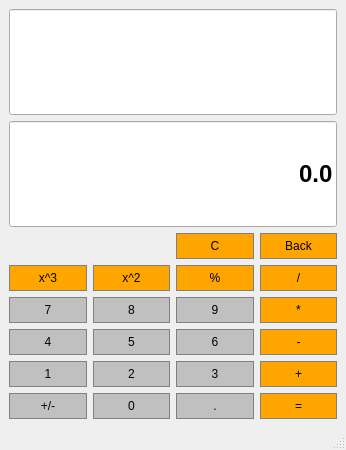
Above: calculator.ui from agrimgupta371/Calculator_using_Qt before the change. Below: the same form after it.
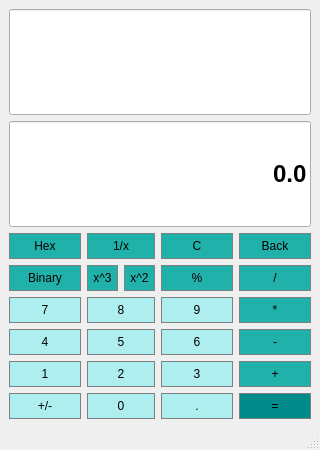
That is the form after the change.

Patch:
```diff
--- a/calculator.ui
+++ b/calculator.ui
@@ -6,7 +6,7 @@
    <rect>
     <x>0</x>
     <y>0</y>
-    <width>346</width>
+    <width>320</width>
     <height>450</height>
    </rect>
   </property>
@@ -21,79 +21,7 @@
   </property>
   <widget class="QWidget" name="centralwidget">
    <layout class="QGridLayout" name="gridLayout">
-    <item row="2" column="3">
-     <widget class="QPushButton" name="Back">
-      <property name="styleSheet">
-       <string notr="true">QPushButton{
-	background-color: #FFA500;
-	border: 1px solid gray;
-	padding: 5px;
-}
-
-QPushButton:pressed{
-	background-color: #A9A9A9;
-	border: 1px solid gray;
-	padding: 5px;
-}</string>
-      </property>
-      <property name="text">
-       <string>Back</string>
-      </property>
-     </widget>
-    </item>
-    <item row="6" column="1">
-     <widget class="QPushButton" name="Button8">
-      <property name="sizePolicy">
-       <sizepolicy hsizetype="Preferred" vsizetype="Preferred">
-        <horstretch>0</horstretch>
-        <verstretch>0</verstretch>
-       </sizepolicy>
-      </property>
-      <property name="styleSheet">
-       <string notr="true">QPushButton{
-	background-color: #C0C0C0;
-	border: 1px solid gray;
-	padding: 5px;
-}
-
-QPushButton:pressed{
-	background-color: #A9A9A9;
-	border: 1px solid gray;
-	padding: 5px;
-}</string>
-      </property>
-      <property name="text">
-       <string>8</string>
-      </property>
-     </widget>
-    </item>
-    <item row="8" column="1">
-     <widget class="QPushButton" name="Button2">
-      <property name="sizePolicy">
-       <sizepolicy hsizetype="Preferred" vsizetype="Preferred">
-        <horstretch>0</horstretch>
-        <verstretch>0</verstretch>
-       </sizepolicy>
-      </property>
-      <property name="styleSheet">
-       <string notr="true">QPushButton{
-	background-color: #C0C0C0;
-	border: 1px solid gray;
-	padding: 5px;
-}
-
-QPushButton:pressed{
-	background-color: #A9A9A9;
-	border: 1px solid gray;
-	padding: 5px;
-}</string>
-      </property>
-      <property name="text">
-       <string>2</string>
-      </property>
-     </widget>
-    </item>
-    <item row="8" column="3">
+    <item row="8" column="4">
      <widget class="QPushButton" name="Add">
       <property name="sizePolicy">
        <sizepolicy hsizetype="Preferred" vsizetype="Preferred">
@@ -103,7 +31,7 @@
       </property>
       <property name="styleSheet">
        <string notr="true">QPushButton{
-	background-color: #FFA500;
+	background-color: #20B2AA;
 	border: 1px solid gray;
 	padding: 5px;
 }
@@ -120,6 +48,84 @@
      </widget>
     </item>
     <item row="7" column="3">
+     <widget class="QPushButton" name="Button6">
+      <property name="sizePolicy">
+       <sizepolicy hsizetype="Preferred" vsizetype="Preferred">
+        <horstretch>0</horstretch>
+        <verstretch>0</verstretch>
+       </sizepolicy>
+      </property>
+      <property name="styleSheet">
+       <string notr="true">QPushButton{
+	background-color: #AFEEEE;
+	border: 1px solid gray;
+	padding: 5px;
+}
+
+QPushButton:pressed{
+	background-color: #A9A9A9;
+	border: 1px solid gray;
+	padding: 5px;
+}</string>
+      </property>
+      <property name="text">
+       <string>6</string>
+      </property>
+     </widget>
+    </item>
+    <item row="6" column="4">
+     <widget class="QPushButton" name="Multiply">
+      <property name="sizePolicy">
+       <sizepolicy hsizetype="Preferred" vsizetype="Preferred">
+        <horstretch>0</horstretch>
+        <verstretch>0</verstretch>
+       </sizepolicy>
+      </property>
+      <property name="styleSheet">
+       <string notr="true">QPushButton{
+	background-color: #20B2AA;
+	border: 1px solid gray;
+	padding: 5px;
+}
+
+QPushButton:pressed{
+	background-color: #A9A9A9;
+	border: 1px solid gray;
+	padding: 5px;
+}</string>
+      </property>
+      <property name="text">
+       <string>*</string>
+      </property>
+     </widget>
+    </item>
+    <item row="6" column="0">
+     <widget class="QPushButton" name="Button7">
+      <property name="sizePolicy">
+       <sizepolicy hsizetype="Preferred" vsizetype="Preferred">
+        <horstretch>0</horstretch>
+        <verstretch>0</verstretch>
+       </sizepolicy>
+      </property>
+      <property name="styleSheet">
+       <string notr="true">QPushButton{
+	background-color: #AFEEEE;
+	border: 1px solid gray;
+	padding: 5px;
+}
+
+QPushButton:pressed{
+	background-color: #A9A9A9;
+	border: 1px solid gray;
+	padding: 5px;
+}</string>
+      </property>
+      <property name="text">
+       <string>7</string>
+      </property>
+     </widget>
+    </item>
+    <item row="7" column="4">
      <widget class="QPushButton" name="Subtract">
       <property name="sizePolicy">
        <sizepolicy hsizetype="Preferred" vsizetype="Preferred">
@@ -129,7 +135,7 @@
       </property>
       <property name="styleSheet">
        <string notr="true">QPushButton{
-	background-color: #FFA500;
+	background-color: #20B2AA;
 	border: 1px solid gray;
 	padding: 5px;
 }
@@ -145,7 +151,131 @@
       </property>
      </widget>
     </item>
+    <item row="2" column="3">
+     <widget class="QPushButton" name="Clear">
+      <property name="sizePolicy">
+       <sizepolicy hsizetype="Preferred" vsizetype="Preferred">
+        <horstretch>0</horstretch>
+        <verstretch>0</verstretch>
+       </sizepolicy>
+      </property>
+      <property name="styleSheet">
+       <string notr="true">QPushButton{
+	background-color: #20B2AA;
+	border: 1px solid gray;
+	padding: 5px;
+}
+
+QPushButton:pressed{
+	background-color: #A9A9A9;
+	border: 1px solid gray;
+	padding: 5px;
+}</string>
+      </property>
+      <property name="text">
+       <string>C</string>
+      </property>
+     </widget>
+    </item>
+    <item row="4" column="0">
+     <widget class="QPushButton" name="Binary">
+      <property name="sizePolicy">
+       <sizepolicy hsizetype="Preferred" vsizetype="Preferred">
+        <horstretch>0</horstretch>
+        <verstretch>0</verstretch>
+       </sizepolicy>
+      </property>
+      <property name="styleSheet">
+       <string notr="true">QPushButton{
+	background-color: #20B2AA;
+	border: 1px solid gray;
+	padding: 5px;
+}
+
+QPushButton:pressed{
+	background-color: #A9A9A9;
+	border: 1px solid gray;
+	padding: 5px;
+}</string>
+      </property>
+      <property name="text">
+       <string>Binary</string>
+      </property>
+     </widget>
+    </item>
+    <item row="2" column="4">
+     <widget class="QPushButton" name="Back">
+      <property name="styleSheet">
+       <string notr="true">QPushButton{
+	background-color: #20B2AA;
+	border: 1px solid gray;
+	padding: 5px;
+}
+
+QPushButton:pressed{
+	background-color: #A9A9A9;
+	border: 1px solid gray;
+	padding: 5px;
+}</string>
+      </property>
+      <property name="text">
+       <string>Back</string>
+      </property>
+     </widget>
+    </item>
+    <item row="8" column="3">
+     <widget class="QPushButton" name="Button3">
+      <property name="sizePolicy">
+       <sizepolicy hsizetype="Preferred" vsizetype="Preferred">
+        <horstretch>0</horstretch>
+        <verstretch>0</verstretch>
+       </sizepolicy>
+      </property>
+      <property name="styleSheet">
+       <string notr="true">QPushButton{
+	background-color: #AFEEEE;
+	border: 1px solid gray;
+	padding: 5px;
+}
+
+QPushButton:pressed{
+	background-color: #A9A9A9;
+	border: 1px solid gray;
+	padding: 5px;
+}</string>
+      </property>
+      <property name="text">
+       <string>3</string>
+      </property>
+     </widget>
+    </item>
     <item row="9" column="3">
+     <widget class="QPushButton" name="Dot">
+      <property name="sizePolicy">
+       <sizepolicy hsizetype="Preferred" vsizetype="Preferred">
+        <horstretch>0</horstretch>
+        <verstretch>0</verstretch>
+       </sizepolicy>
+      </property>
+      <property name="styleSheet">
+       <string notr="true">QPushButton{
+	background-color: #AFEEEE;
+	border: 1px solid gray;
+	padding: 5px;
+}
+
+QPushButton:pressed{
+	background-color: #A9A9A9;
+	border: 1px solid gray;
+	padding: 5px;
+}</string>
+      </property>
+      <property name="text">
+       <string>.</string>
+      </property>
+     </widget>
+    </item>
+    <item row="9" column="4">
      <widget class="QPushButton" name="Equals">
       <property name="sizePolicy">
        <sizepolicy hsizetype="Preferred" vsizetype="Preferred">
@@ -155,7 +285,7 @@
       </property>
       <property name="styleSheet">
        <string notr="true">QPushButton{
-	background-color: #FFA500;
+	background-color: #008B8B;
 	border: 1px solid gray;
 	padding: 5px;
 }
@@ -171,34 +301,8 @@
       </property>
      </widget>
     </item>
-    <item row="9" column="0">
-     <widget class="QPushButton" name="ChangeSign">
-      <property name="sizePolicy">
-       <sizepolicy hsizetype="Preferred" vsizetype="Preferred">
-        <horstretch>0</horstretch>
-        <verstretch>0</verstretch>
-       </sizepolicy>
-      </property>
-      <property name="styleSheet">
-       <string notr="true">QPushButton{
-	background-color: #C0C0C0;
-	border: 1px solid gray;
-	padding: 5px;
-}
-
-QPushButton:pressed{
-	background-color: #A9A9A9;
-	border: 1px solid gray;
-	padding: 5px;
-}</string>
-      </property>
-      <property name="text">
-       <string>+/-</string>
-      </property>
-     </widget>
-    </item>
-    <item row="1" column="0" colspan="4">
-     <widget class="QLineEdit" name="Display">
+    <item row="0" column="0" colspan="5">
+     <widget class="QLineEdit" name="Display2">
       <property name="sizePolicy">
        <sizepolicy hsizetype="Preferred" vsizetype="Expanding">
         <horstretch>0</horstretch>
@@ -209,12 +313,9 @@
        <font>
         <family>Arial</family>
         <pointsize>18</pointsize>
-        <bold>true</bold>
+        <bold>false</bold>
        </font>
       </property>
-      <property name="text">
-       <string>0.0</string>
-      </property>
       <property name="alignment">
        <set>Qt::AlignRight|Qt::AlignTrailing|Qt::AlignVCenter</set>
       </property>
@@ -230,7 +331,7 @@
       </property>
       <property name="styleSheet">
        <string notr="true">QPushButton{
-	background-color: #C0C0C0;
+	background-color: #AFEEEE;
 	border: 1px solid gray;
 	padding: 5px;
 }
@@ -246,8 +347,8 @@
       </property>
      </widget>
     </item>
-    <item row="8" column="2">
-     <widget class="QPushButton" name="Button3">
+    <item row="6" column="3">
+     <widget class="QPushButton" name="Button9">
       <property name="sizePolicy">
        <sizepolicy hsizetype="Preferred" vsizetype="Preferred">
         <horstretch>0</horstretch>
@@ -256,7 +357,7 @@
       </property>
       <property name="styleSheet">
        <string notr="true">QPushButton{
-	background-color: #C0C0C0;
+	background-color: #AFEEEE;
 	border: 1px solid gray;
 	padding: 5px;
 }
@@ -268,7 +369,33 @@
 }</string>
       </property>
       <property name="text">
-       <string>3</string>
+       <string>9</string>
+      </property>
+     </widget>
+    </item>
+    <item row="9" column="0">
+     <widget class="QPushButton" name="ChangeSign">
+      <property name="sizePolicy">
+       <sizepolicy hsizetype="Preferred" vsizetype="Preferred">
+        <horstretch>0</horstretch>
+        <verstretch>0</verstretch>
+       </sizepolicy>
+      </property>
+      <property name="styleSheet">
+       <string notr="true">QPushButton{
+	background-color: #AFEEEE;
+	border: 1px solid gray;
+	padding: 5px;
+}
+
+QPushButton:pressed{
+	background-color: #A9A9A9;
+	border: 1px solid gray;
+	padding: 5px;
+}</string>
+      </property>
+      <property name="text">
+       <string>+/-</string>
       </property>
      </widget>
     </item>
@@ -282,7 +409,7 @@
       </property>
       <property name="styleSheet">
        <string notr="true">QPushButton{
-	background-color: #C0C0C0;
+	background-color: #AFEEEE;
 	border: 1px solid gray;
 	padding: 5px;
 }
@@ -298,131 +425,56 @@
       </property>
      </widget>
     </item>
-    <item row="6" column="2">
-     <widget class="QPushButton" name="Button9">
-      <property name="sizePolicy">
-       <sizepolicy hsizetype="Preferred" vsizetype="Preferred">
-        <horstretch>0</horstretch>
-        <verstretch>0</verstretch>
-       </sizepolicy>
-      </property>
-      <property name="styleSheet">
-       <string notr="true">QPushButton{
-	background-color: #C0C0C0;
-	border: 1px solid gray;
-	padding: 5px;
-}
-
-QPushButton:pressed{
-	background-color: #A9A9A9;
-	border: 1px solid gray;
-	padding: 5px;
-}</string>
-      </property>
-      <property name="text">
-       <string>9</string>
-      </property>
-     </widget>
-    </item>
-    <item row="6" column="3">
-     <widget class="QPushButton" name="Multiply">
-      <property name="sizePolicy">
-       <sizepolicy hsizetype="Preferred" vsizetype="Preferred">
-        <horstretch>0</horstretch>
-        <verstretch>0</verstretch>
-       </sizepolicy>
-      </property>
-      <property name="styleSheet">
-       <string notr="true">QPushButton{
-	background-color: #FFA500;
-	border: 1px solid gray;
-	padding: 5px;
-}
-
-QPushButton:pressed{
-	background-color: #A9A9A9;
-	border: 1px solid gray;
-	padding: 5px;
-}</string>
-      </property>
-      <property name="text">
-       <string>*</string>
-      </property>
-     </widget>
-    </item>
-    <item row="6" column="0">
-     <widget class="QPushButton" name="Button7">
-      <property name="sizePolicy">
-       <sizepolicy hsizetype="Preferred" vsizetype="Preferred">
-        <horstretch>0</horstretch>
-        <verstretch>0</verstretch>
-       </sizepolicy>
-      </property>
-      <property name="styleSheet">
-       <string notr="true">QPushButton{
-	background-color: #C0C0C0;
-	border: 1px solid gray;
-	padding: 5px;
-}
-
-QPushButton:pressed{
-	background-color: #A9A9A9;
-	border: 1px solid gray;
-	padding: 5px;
-}</string>
-      </property>
-      <property name="text">
-       <string>7</string>
-      </property>
-     </widget>
-    </item>
-    <item row="0" column="0" colspan="4">
-     <widget class="QLineEdit" name="Display2">
-      <property name="sizePolicy">
-       <sizepolicy hsizetype="Preferred" vsizetype="Expanding">
-        <horstretch>0</horstretch>
-        <verstretch>0</verstretch>
-       </sizepolicy>
-      </property>
-      <property name="font">
-       <font>
-        <family>Arial</family>
-        <pointsize>18</pointsize>
-        <bold>false</bold>
-       </font>
-      </property>
-      <property name="alignment">
-       <set>Qt::AlignRight|Qt::AlignTrailing|Qt::AlignVCenter</set>
-      </property>
-     </widget>
-    </item>
-    <item row="7" column="2">
-     <widget class="QPushButton" name="Button6">
-      <property name="sizePolicy">
-       <sizepolicy hsizetype="Preferred" vsizetype="Preferred">
-        <horstretch>0</horstretch>
-        <verstretch>0</verstretch>
-       </sizepolicy>
-      </property>
-      <property name="styleSheet">
-       <string notr="true">QPushButton{
-	background-color: #C0C0C0;
-	border: 1px solid gray;
-	padding: 5px;
-}
-
-QPushButton:pressed{
-	background-color: #A9A9A9;
-	border: 1px solid gray;
-	padding: 5px;
-}</string>
-      </property>
-      <property name="text">
-       <string>6</string>
-      </property>
-     </widget>
-    </item>
     <item row="4" column="3">
+     <widget class="QPushButton" name="Percent">
+      <property name="sizePolicy">
+       <sizepolicy hsizetype="Preferred" vsizetype="Preferred">
+        <horstretch>0</horstretch>
+        <verstretch>0</verstretch>
+       </sizepolicy>
+      </property>
+      <property name="styleSheet">
+       <string notr="true">QPushButton{
+	background-color: #20B2AA;
+	border: 1px solid gray;
+	padding: 5px;
+}
+
+QPushButton:pressed{
+	background-color: #A9A9A9;
+	border: 1px solid gray;
+	padding: 5px;
+}</string>
+      </property>
+      <property name="text">
+       <string>%</string>
+      </property>
+     </widget>
+    </item>
+    <item row="1" column="0" colspan="5">
+     <widget class="QLineEdit" name="Display">
+      <property name="sizePolicy">
+       <sizepolicy hsizetype="Preferred" vsizetype="Expanding">
+        <horstretch>0</horstretch>
+        <verstretch>0</verstretch>
+       </sizepolicy>
+      </property>
+      <property name="font">
+       <font>
+        <family>Arial</family>
+        <pointsize>18</pointsize>
+        <bold>true</bold>
+       </font>
+      </property>
+      <property name="text">
+       <string>0.0</string>
+      </property>
+      <property name="alignment">
+       <set>Qt::AlignRight|Qt::AlignTrailing|Qt::AlignVCenter</set>
+      </property>
+     </widget>
+    </item>
+    <item row="4" column="4">
      <widget class="QPushButton" name="Divide">
       <property name="sizePolicy">
        <sizepolicy hsizetype="Preferred" vsizetype="Preferred">
@@ -432,7 +484,7 @@
       </property>
       <property name="styleSheet">
        <string notr="true">QPushButton{
-	background-color: #FFA500;
+	background-color: #20B2AA;
 	border: 1px solid gray;
 	padding: 5px;
 }
@@ -448,147 +500,17 @@
       </property>
      </widget>
     </item>
-    <item row="9" column="2">
-     <widget class="QPushButton" name="Dot">
-      <property name="sizePolicy">
-       <sizepolicy hsizetype="Preferred" vsizetype="Preferred">
-        <horstretch>0</horstretch>
-        <verstretch>0</verstretch>
-       </sizepolicy>
-      </property>
-      <property name="styleSheet">
-       <string notr="true">QPushButton{
-	background-color: #C0C0C0;
-	border: 1px solid gray;
-	padding: 5px;
-}
-
-QPushButton:pressed{
-	background-color: #A9A9A9;
-	border: 1px solid gray;
-	padding: 5px;
-}</string>
-      </property>
-      <property name="text">
-       <string>.</string>
-      </property>
-     </widget>
-    </item>
-    <item row="9" column="1">
-     <widget class="QPushButton" name="Button0">
-      <property name="sizePolicy">
-       <sizepolicy hsizetype="Preferred" vsizetype="Preferred">
-        <horstretch>0</horstretch>
-        <verstretch>0</verstretch>
-       </sizepolicy>
-      </property>
-      <property name="styleSheet">
-       <string notr="true">QPushButton{
-	background-color: #C0C0C0;
-	border: 1px solid gray;
-	padding: 5px;
-}
-
-QPushButton:pressed{
-	background-color: #A9A9A9;
-	border: 1px solid gray;
-	padding: 5px;
-}</string>
-      </property>
-      <property name="text">
-       <string>0</string>
-      </property>
-     </widget>
-    </item>
-    <item row="7" column="1">
-     <widget class="QPushButton" name="Button5">
-      <property name="sizePolicy">
-       <sizepolicy hsizetype="Preferred" vsizetype="Preferred">
-        <horstretch>0</horstretch>
-        <verstretch>0</verstretch>
-       </sizepolicy>
-      </property>
-      <property name="styleSheet">
-       <string notr="true">QPushButton{
-	background-color: #C0C0C0;
-	border: 1px solid gray;
-	padding: 5px;
-}
-
-QPushButton:pressed{
-	background-color: #A9A9A9;
-	border: 1px solid gray;
-	padding: 5px;
-}</string>
-      </property>
-      <property name="text">
-       <string>5</string>
-      </property>
-     </widget>
-    </item>
-    <item row="2" column="2">
-     <widget class="QPushButton" name="Clear">
-      <property name="sizePolicy">
-       <sizepolicy hsizetype="Preferred" vsizetype="Preferred">
-        <horstretch>0</horstretch>
-        <verstretch>0</verstretch>
-       </sizepolicy>
-      </property>
-      <property name="styleSheet">
-       <string notr="true">QPushButton{
-	background-color: #FFA500;
-	border: 1px solid gray;
-	padding: 5px;
-}
-
-QPushButton:pressed{
-	background-color: #A9A9A9;
-	border: 1px solid gray;
-	padding: 5px;
-}</string>
-      </property>
-      <property name="text">
-       <string>C</string>
-      </property>
-     </widget>
-    </item>
     <item row="4" column="2">
-     <widget class="QPushButton" name="Percent">
-      <property name="sizePolicy">
-       <sizepolicy hsizetype="Preferred" vsizetype="Preferred">
-        <horstretch>0</horstretch>
-        <verstretch>0</verstretch>
-       </sizepolicy>
-      </property>
-      <property name="styleSheet">
-       <string notr="true">QPushButton{
-	background-color: #FFA500;
-	border: 1px solid gray;
-	padding: 5px;
-}
-
-QPushButton:pressed{
-	background-color: #A9A9A9;
-	border: 1px solid gray;
-	padding: 5px;
-}</string>
-      </property>
-      <property name="text">
-       <string>%</string>
-      </property>
-     </widget>
-    </item>
-    <item row="4" column="1">
      <widget class="QPushButton" name="Square">
       <property name="sizePolicy">
-       <sizepolicy hsizetype="Preferred" vsizetype="Preferred">
+       <sizepolicy hsizetype="Fixed" vsizetype="Preferred">
         <horstretch>0</horstretch>
         <verstretch>0</verstretch>
        </sizepolicy>
       </property>
       <property name="styleSheet">
        <string notr="true">QPushButton{
-	background-color: #FFA500;
+	background-color: #20B2AA;
 	border: 1px solid gray;
 	padding: 5px;
 }
@@ -604,17 +526,43 @@
       </property>
      </widget>
     </item>
-    <item row="4" column="0">
+    <item row="2" column="0">
+     <widget class="QPushButton" name="Hexadecimal">
+      <property name="sizePolicy">
+       <sizepolicy hsizetype="Preferred" vsizetype="Preferred">
+        <horstretch>0</horstretch>
+        <verstretch>0</verstretch>
+       </sizepolicy>
+      </property>
+      <property name="styleSheet">
+       <string notr="true">QPushButton{
+	background-color: #20B2AA;
+	border: 1px solid gray;
+	padding: 5px;
+}
+
+QPushButton:pressed{
+	background-color: #A9A9A9;
+	border: 1px solid gray;
+	padding: 5px;
+}</string>
+      </property>
+      <property name="text">
+       <string>Hex</string>
+      </property>
+     </widget>
+    </item>
+    <item row="4" column="1">
      <widget class="QPushButton" name="Cube">
       <property name="sizePolicy">
-       <sizepolicy hsizetype="Preferred" vsizetype="Preferred">
+       <sizepolicy hsizetype="Fixed" vsizetype="Preferred">
         <horstretch>0</horstretch>
         <verstretch>0</verstretch>
        </sizepolicy>
       </property>
       <property name="styleSheet">
        <string notr="true">QPushButton{
-	background-color: #FFA500;
+	background-color: #20B2AA;
 	border: 1px solid gray;
 	padding: 5px;
 }
@@ -630,6 +578,136 @@
       </property>
      </widget>
     </item>
+    <item row="8" column="1" colspan="2">
+     <widget class="QPushButton" name="Button2">
+      <property name="sizePolicy">
+       <sizepolicy hsizetype="Preferred" vsizetype="Preferred">
+        <horstretch>0</horstretch>
+        <verstretch>0</verstretch>
+       </sizepolicy>
+      </property>
+      <property name="styleSheet">
+       <string notr="true">QPushButton{
+	background-color: #AFEEEE;
+	border: 1px solid gray;
+	padding: 5px;
+}
+
+QPushButton:pressed{
+	background-color: #A9A9A9;
+	border: 1px solid gray;
+	padding: 5px;
+}</string>
+      </property>
+      <property name="text">
+       <string>2</string>
+      </property>
+     </widget>
+    </item>
+    <item row="9" column="1" colspan="2">
+     <widget class="QPushButton" name="Button0">
+      <property name="sizePolicy">
+       <sizepolicy hsizetype="Preferred" vsizetype="Preferred">
+        <horstretch>0</horstretch>
+        <verstretch>0</verstretch>
+       </sizepolicy>
+      </property>
+      <property name="styleSheet">
+       <string notr="true">QPushButton{
+	background-color: #AFEEEE;
+	border: 1px solid gray;
+	padding: 5px;
+}
+
+QPushButton:pressed{
+	background-color: #A9A9A9;
+	border: 1px solid gray;
+	padding: 5px;
+}</string>
+      </property>
+      <property name="text">
+       <string>0</string>
+      </property>
+     </widget>
+    </item>
+    <item row="6" column="1" colspan="2">
+     <widget class="QPushButton" name="Button8">
+      <property name="sizePolicy">
+       <sizepolicy hsizetype="Minimum" vsizetype="Preferred">
+        <horstretch>0</horstretch>
+        <verstretch>0</verstretch>
+       </sizepolicy>
+      </property>
+      <property name="styleSheet">
+       <string notr="true">QPushButton{
+	background-color: #AFEEEE;
+	border: 1px solid gray;
+	padding: 5px;
+}
+
+QPushButton:pressed{
+	background-color: #A9A9A9;
+	border: 1px solid gray;
+	padding: 5px;
+}</string>
+      </property>
+      <property name="text">
+       <string>8</string>
+      </property>
+     </widget>
+    </item>
+    <item row="2" column="1" colspan="2">
+     <widget class="QPushButton" name="Fraction">
+      <property name="sizePolicy">
+       <sizepolicy hsizetype="Preferred" vsizetype="Preferred">
+        <horstretch>0</horstretch>
+        <verstretch>0</verstretch>
+       </sizepolicy>
+      </property>
+      <property name="styleSheet">
+       <string notr="true">QPushButton{
+	background-color: #20B2AA;
+	border: 1px solid gray;
+	padding: 5px;
+}
+
+QPushButton:pressed{
+	background-color: #A9A9A9;
+	border: 1px solid gray;
+	padding: 5px;
+}</string>
+      </property>
+      <property name="text">
+       <string>1/x</string>
+      </property>
+     </widget>
+    </item>
+    <item row="7" column="1" colspan="2">
+     <widget class="QPushButton" name="Button5">
+      <property name="sizePolicy">
+       <sizepolicy hsizetype="Preferred" vsizetype="Preferred">
+        <horstretch>0</horstretch>
+        <verstretch>0</verstretch>
+       </sizepolicy>
+      </property>
+      <property name="styleSheet">
+       <string notr="true">QPushButton{
+	background-color: #AFEEEE;
+	border: 1px solid gray;
+	padding: 5px;
+}
+
+QPushButton:pressed{
+	background-color: #A9A9A9;
+	border: 1px solid gray;
+	padding: 5px;
+}</string>
+      </property>
+      <property name="text">
+       <string>5</string>
+      </property>
+     </widget>
+    </item>
    </layout>
   </widget>
   <widget class="QStatusBar" name="statusbar"/>
```
